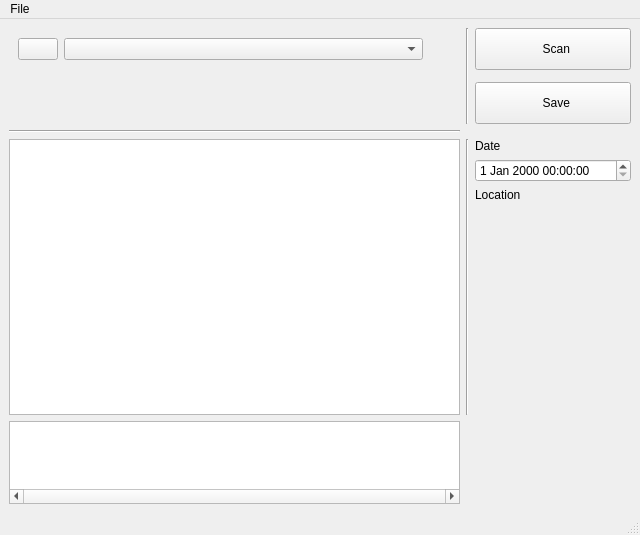
First picture: the form in src/MainWindow.ui, repository mubarizahmed/PichaScan, before the edit.
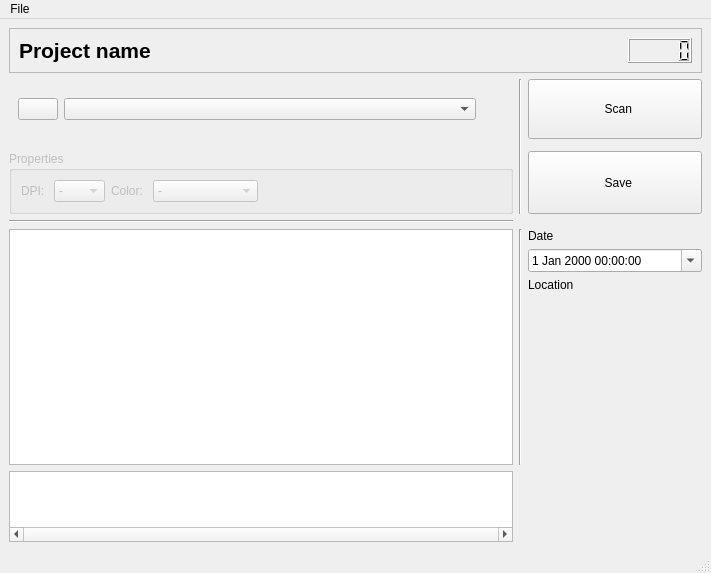
Second picture: the form after the edit. Icons and pictures are not drawn.

Commit message: add dpi, color configuration

```diff
--- a/src/MainWindow.ui
+++ b/src/MainWindow.ui
@@ -6,8 +6,8 @@
    <rect>
     <x>0</x>
     <y>0</y>
-    <width>640</width>
-    <height>535</height>
+    <width>711</width>
+    <height>573</height>
    </rect>
   </property>
   <property name="windowTitle">
@@ -15,54 +15,186 @@
   </property>
   <widget class="QWidget" name="centralwidget">
    <layout class="QGridLayout" name="gridLayout_2">
-    <item row="6" column="2" colspan="2">
-     <layout class="QVBoxLayout" name="verticalLayout_4">
-      <item>
-       <widget class="QLabel" name="label">
-        <property name="text">
-         <string>Date</string>
-        </property>
-       </widget>
-      </item>
-      <item>
-       <widget class="QDateTimeEdit" name="dateTimeEdit"/>
-      </item>
-      <item>
-       <widget class="QLabel" name="label_2">
-        <property name="text">
-         <string>Location</string>
-        </property>
-       </widget>
-      </item>
-      <item>
-       <spacer name="verticalSpacer">
-        <property name="orientation">
-         <enum>Qt::Orientation::Vertical</enum>
-        </property>
-        <property name="sizeType">
-         <enum>QSizePolicy::Policy::Expanding</enum>
-        </property>
-        <property name="sizeHint" stdset="0">
-         <size>
-          <width>3</width>
-          <height>40</height>
-         </size>
-        </property>
-       </spacer>
-      </item>
-     </layout>
+    <item row="3" column="0">
+     <widget class="QGroupBox" name="groupProperties">
+      <property name="enabled">
+       <bool>false</bool>
+      </property>
+      <property name="title">
+       <string>Properties</string>
+      </property>
+      <property name="flat">
+       <bool>false</bool>
+      </property>
+      <property name="checkable">
+       <bool>false</bool>
+      </property>
+      <layout class="QGridLayout" name="gridLayout">
+       <item row="0" column="1">
+        <widget class="QComboBox" name="comboDPI">
+         <item>
+          <property name="text">
+           <string>-</string>
+          </property>
+         </item>
+         <item>
+          <property name="text">
+           <string>100</string>
+          </property>
+         </item>
+         <item>
+          <property name="text">
+           <string>200</string>
+          </property>
+         </item>
+         <item>
+          <property name="text">
+           <string>300</string>
+          </property>
+         </item>
+         <item>
+          <property name="text">
+           <string>600</string>
+          </property>
+         </item>
+        </widget>
+       </item>
+       <item row="0" column="4">
+        <spacer name="horizontalSpacer_2">
+         <property name="orientation">
+          <enum>Qt::Orientation::Horizontal</enum>
+         </property>
+         <property name="sizeHint" stdset="0">
+          <size>
+           <width>40</width>
+           <height>20</height>
+          </size>
+         </property>
+        </spacer>
+       </item>
+       <item row="0" column="2">
+        <widget class="QLabel" name="label_4">
+         <property name="text">
+          <string>Color: </string>
+         </property>
+        </widget>
+       </item>
+       <item row="0" column="0">
+        <widget class="QLabel" name="label_3">
+         <property name="text">
+          <string>DPI: </string>
+         </property>
+        </widget>
+       </item>
+       <item row="0" column="3">
+        <widget class="QComboBox" name="comboColor">
+         <item>
+          <property name="text">
+           <string>-</string>
+          </property>
+         </item>
+         <item>
+          <property name="text">
+           <string>Color</string>
+          </property>
+         </item>
+         <item>
+          <property name="text">
+           <string>Grayscale</string>
+          </property>
+         </item>
+         <item>
+          <property name="text">
+           <string>Black &amp; White</string>
+          </property>
+         </item>
+        </widget>
+       </item>
+      </layout>
+     </widget>
     </item>
-    <item row="6" column="1">
-     <widget class="Line" name="line">
+    <item row="4" column="0">
+     <widget class="Line" name="line_2">
+      <property name="orientation">
+       <enum>Qt::Orientation::Horizontal</enum>
+      </property>
+     </widget>
+    </item>
+    <item row="6" column="0">
+     <widget class="QListView" name="listThumbnails">
+      <property name="sizePolicy">
+       <sizepolicy hsizetype="Expanding" vsizetype="Expanding">
+        <horstretch>3</horstretch>
+        <verstretch>3</verstretch>
+       </sizepolicy>
+      </property>
+      <property name="frameShape">
+       <enum>QFrame::Shape::StyledPanel</enum>
+      </property>
       <property name="frameShadow">
        <enum>QFrame::Shadow::Sunken</enum>
       </property>
-      <property name="orientation">
-       <enum>Qt::Orientation::Vertical</enum>
+      <property name="verticalScrollBarPolicy">
+       <enum>Qt::ScrollBarPolicy::ScrollBarAsNeeded</enum>
       </property>
+      <property name="horizontalScrollBarPolicy">
+       <enum>Qt::ScrollBarPolicy::ScrollBarAlwaysOn</enum>
+      </property>
+      <property name="sizeAdjustPolicy">
+       <enum>QAbstractScrollArea::SizeAdjustPolicy::AdjustToContents</enum>
+      </property>
+      <property name="defaultDropAction">
+       <enum>Qt::DropAction::IgnoreAction</enum>
+      </property>
+      <property name="movement">
+       <enum>QListView::Movement::Static</enum>
+      </property>
+      <property name="flow">
+       <enum>QListView::Flow::LeftToRight</enum>
+      </property>
+      <property name="isWrapping" stdset="0">
+       <bool>false</bool>
+      </property>
+      <property name="resizeMode">
+       <enum>QListView::ResizeMode::Adjust</enum>
+      </property>
+      <property name="viewMode">
+       <enum>QListView::ViewMode::IconMode</enum>
+      </property>
+      <property name="modelColumn">
+       <number>0</number>
+      </property>
+      <property name="uniformItemSizes">
+       <bool>true</bool>
+      </property>
      </widget>
     </item>
-    <item row="4" column="2" colspan="2">
+    <item row="5" column="0">
+     <widget class="QGraphicsView" name="scanView">
+      <property name="sizePolicy">
+       <sizepolicy hsizetype="Expanding" vsizetype="Expanding">
+        <horstretch>10</horstretch>
+        <verstretch>10</verstretch>
+       </sizepolicy>
+      </property>
+      <property name="frameShape">
+       <enum>QFrame::Shape::StyledPanel</enum>
+      </property>
+      <property name="backgroundBrush">
+       <brush brushstyle="SolidPattern">
+        <color alpha="255">
+         <red>255</red>
+         <green>255</green>
+         <blue>255</blue>
+        </color>
+       </brush>
+      </property>
+      <property name="interactive">
+       <bool>true</bool>
+      </property>
+     </widget>
+    </item>
+    <item row="3" column="2" colspan="2">
      <widget class="QPushButton" name="btnSave">
       <property name="sizePolicy">
        <sizepolicy hsizetype="Preferred" vsizetype="Preferred">
@@ -90,42 +222,17 @@
       </property>
      </widget>
     </item>
-    <item row="2" column="2" colspan="2">
-     <widget class="QPushButton" name="btnScan">
-      <property name="sizePolicy">
-       <sizepolicy hsizetype="Preferred" vsizetype="Preferred">
-        <horstretch>5</horstretch>
-        <verstretch>1</verstretch>
-       </sizepolicy>
+    <item row="1" column="1" rowspan="3">
+     <widget class="Line" name="line_3">
+      <property name="frameShadow">
+       <enum>QFrame::Shadow::Sunken</enum>
       </property>
-      <property name="minimumSize">
-       <size>
-        <width>0</width>
-        <height>42</height>
-       </size>
-      </property>
-      <property name="text">
-       <string>  Scan</string>
-      </property>
-      <property name="icon">
-       <iconset theme="scanner"/>
-      </property>
-      <property name="iconSize">
-       <size>
-        <width>12</width>
-        <height>12</height>
-       </size>
-      </property>
-     </widget>
-    </item>
-    <item row="5" column="0">
-     <widget class="Line" name="line_2">
       <property name="orientation">
-       <enum>Qt::Orientation::Horizontal</enum>
+       <enum>Qt::Orientation::Vertical</enum>
       </property>
      </widget>
     </item>
-    <item row="2" column="0">
+    <item row="1" column="0">
      <widget class="QWidget" name="horizontalWidget" native="true">
       <property name="sizePolicy">
        <sizepolicy hsizetype="Expanding" vsizetype="Preferred">
@@ -191,33 +298,8 @@
       </layout>
      </widget>
     </item>
-    <item row="6" column="0">
-     <widget class="QGraphicsView" name="scanView">
-      <property name="sizePolicy">
-       <sizepolicy hsizetype="Expanding" vsizetype="Expanding">
-        <horstretch>10</horstretch>
-        <verstretch>10</verstretch>
-       </sizepolicy>
-      </property>
-      <property name="frameShape">
-       <enum>QFrame::Shape::StyledPanel</enum>
-      </property>
-      <property name="backgroundBrush">
-       <brush brushstyle="SolidPattern">
-        <color alpha="255">
-         <red>255</red>
-         <green>255</green>
-         <blue>255</blue>
-        </color>
-       </brush>
-      </property>
-      <property name="interactive">
-       <bool>true</bool>
-      </property>
-     </widget>
-    </item>
-    <item row="2" column="1" rowspan="3">
-     <widget class="Line" name="line_3">
+    <item row="5" column="1">
+     <widget class="Line" name="line">
       <property name="frameShadow">
        <enum>QFrame::Shadow::Sunken</enum>
       </property>
@@ -226,53 +308,129 @@
       </property>
      </widget>
     </item>
-    <item row="7" column="0">
-     <widget class="QListView" name="listThumbnails">
+    <item row="5" column="2" colspan="2">
+     <layout class="QVBoxLayout" name="verticalLayout_4">
+      <item>
+       <widget class="QLabel" name="label">
+        <property name="text">
+         <string>Date</string>
+        </property>
+       </widget>
+      </item>
+      <item>
+       <widget class="QDateTimeEdit" name="dateTimeEdit">
+        <property name="wrapping">
+         <bool>false</bool>
+        </property>
+        <property name="frame">
+         <bool>true</bool>
+        </property>
+        <property name="buttonSymbols">
+         <enum>QAbstractSpinBox::ButtonSymbols::UpDownArrows</enum>
+        </property>
+        <property name="calendarPopup">
+         <bool>true</bool>
+        </property>
+        <property name="timeSpec">
+         <enum>Qt::TimeSpec::LocalTime</enum>
+        </property>
+       </widget>
+      </item>
+      <item>
+       <widget class="QLabel" name="label_2">
+        <property name="text">
+         <string>Location</string>
+        </property>
+       </widget>
+      </item>
+      <item>
+       <spacer name="verticalSpacer">
+        <property name="orientation">
+         <enum>Qt::Orientation::Vertical</enum>
+        </property>
+        <property name="sizeType">
+         <enum>QSizePolicy::Policy::Expanding</enum>
+        </property>
+        <property name="sizeHint" stdset="0">
+         <size>
+          <width>3</width>
+          <height>40</height>
+         </size>
+        </property>
+       </spacer>
+      </item>
+     </layout>
+    </item>
+    <item row="1" column="2" colspan="2">
+     <widget class="QPushButton" name="btnScan">
       <property name="sizePolicy">
-       <sizepolicy hsizetype="Expanding" vsizetype="Expanding">
-        <horstretch>3</horstretch>
-        <verstretch>3</verstretch>
+       <sizepolicy hsizetype="Preferred" vsizetype="Preferred">
+        <horstretch>5</horstretch>
+        <verstretch>1</verstretch>
        </sizepolicy>
       </property>
+      <property name="minimumSize">
+       <size>
+        <width>0</width>
+        <height>60</height>
+       </size>
+      </property>
+      <property name="text">
+       <string>  Scan</string>
+      </property>
+      <property name="icon">
+       <iconset theme="scanner"/>
+      </property>
+      <property name="iconSize">
+       <size>
+        <width>12</width>
+        <height>12</height>
+       </size>
+      </property>
+     </widget>
+    </item>
+    <item row="0" column="0" colspan="4">
+     <widget class="QFrame" name="frame">
       <property name="frameShape">
        <enum>QFrame::Shape::StyledPanel</enum>
       </property>
       <property name="frameShadow">
-       <enum>QFrame::Shadow::Sunken</enum>
+       <enum>QFrame::Shadow::Raised</enum>
       </property>
-      <property name="verticalScrollBarPolicy">
-       <enum>Qt::ScrollBarPolicy::ScrollBarAsNeeded</enum>
-      </property>
-      <property name="horizontalScrollBarPolicy">
-       <enum>Qt::ScrollBarPolicy::ScrollBarAlwaysOn</enum>
-      </property>
-      <property name="sizeAdjustPolicy">
-       <enum>QAbstractScrollArea::SizeAdjustPolicy::AdjustToContents</enum>
-      </property>
-      <property name="defaultDropAction">
-       <enum>Qt::DropAction::IgnoreAction</enum>
-      </property>
-      <property name="movement">
-       <enum>QListView::Movement::Static</enum>
-      </property>
-      <property name="flow">
-       <enum>QListView::Flow::LeftToRight</enum>
-      </property>
-      <property name="isWrapping" stdset="0">
-       <bool>false</bool>
-      </property>
-      <property name="resizeMode">
-       <enum>QListView::ResizeMode::Adjust</enum>
-      </property>
-      <property name="viewMode">
-       <enum>QListView::ViewMode::IconMode</enum>
-      </property>
-      <property name="modelColumn">
-       <number>0</number>
-      </property>
-      <property name="uniformItemSizes">
-       <bool>true</bool>
-      </property>
+      <layout class="QGridLayout" name="gridLayout_4">
+       <item row="0" column="0">
+        <widget class="QLabel" name="labelProject">
+         <property name="sizePolicy">
+          <sizepolicy hsizetype="Minimum" vsizetype="Preferred">
+           <horstretch>0</horstretch>
+           <verstretch>0</verstretch>
+          </sizepolicy>
+         </property>
+         <property name="font">
+          <font>
+           <pointsize>16</pointsize>
+           <bold>true</bold>
+          </font>
+         </property>
+         <property name="text">
+          <string>Project name</string>
+         </property>
+        </widget>
+       </item>
+       <item row="0" column="1">
+        <widget class="QLCDNumber" name="projectCount">
+         <property name="sizePolicy">
+          <sizepolicy hsizetype="Fixed" vsizetype="MinimumExpanding">
+           <horstretch>0</horstretch>
+           <verstretch>0</verstretch>
+          </sizepolicy>
+         </property>
+         <property name="digitCount">
+          <number>5</number>
+         </property>
+        </widget>
+       </item>
+      </layout>
      </widget>
     </item>
    </layout>
@@ -283,7 +441,7 @@
     <rect>
      <x>0</x>
      <y>0</y>
-     <width>640</width>
+     <width>711</width>
      <height>33</height>
     </rect>
    </property>
```
Left out of the diff: 15 changed lines with no effect on the pictures. The commit also changes 6 other files.
